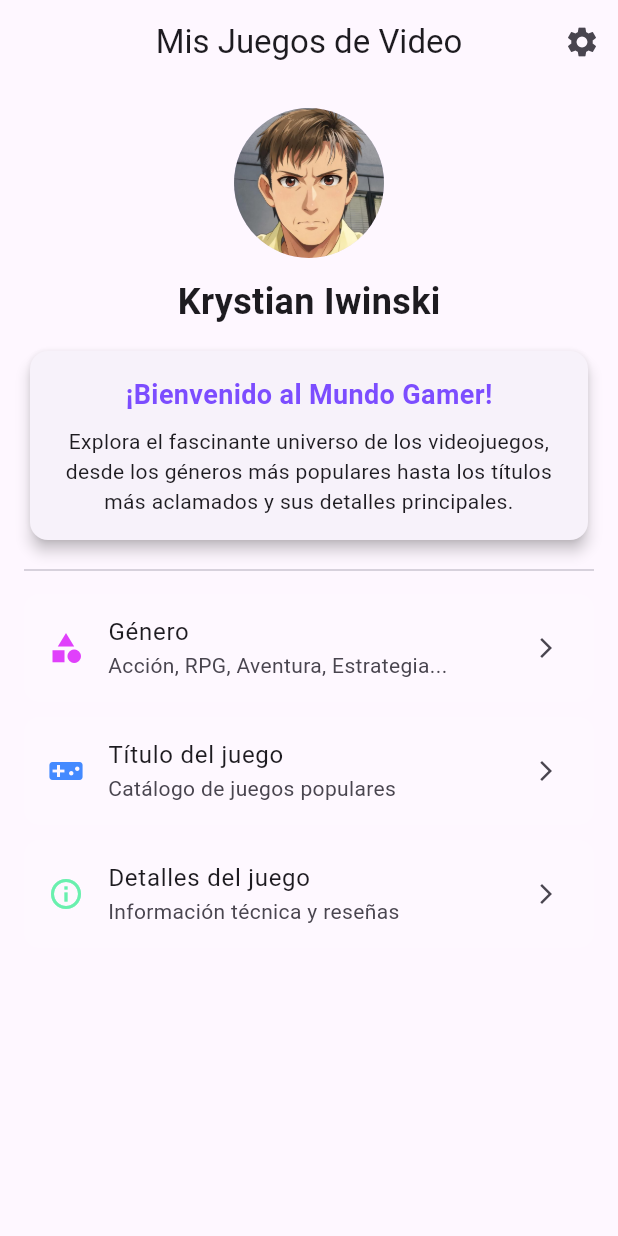
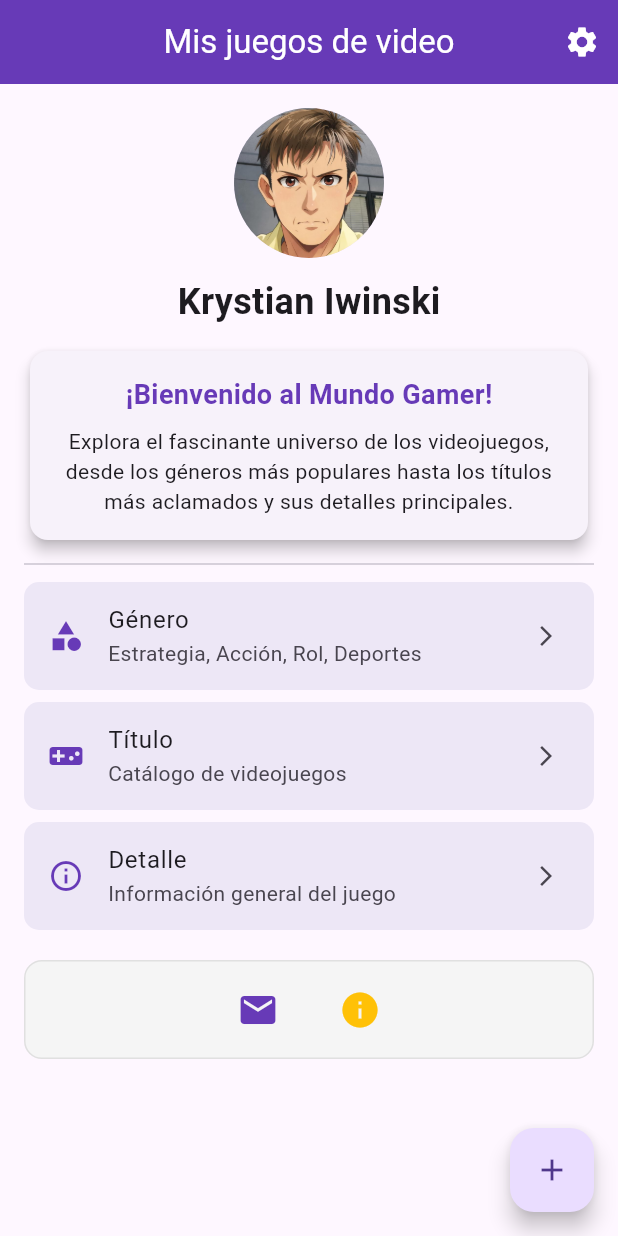
Before and after one commit to kiwinski-sys/programacion_iv, a Flutter app: the screen it shows after launch, on a phone screen of 412 x 824 dp. Run offline on Flutter 3.47's test engine with Material 3 defaults, Android fonts, the phone set to English and light mode, and no system bars.

Commit message:
Modificaciones varias

```diff
--- a/integrador2/lib/main.dart
+++ b/integrador2/lib/main.dart
@@ -15,7 +15,7 @@ class MyApp extends StatelessWidget {
   Widget build(BuildContext context) {
     return MaterialApp(
       debugShowCheckedModeBanner: false,
-      title: 'Mis libros favoritos',
+      title: 'Mis juegos favoritos',
       theme: ThemeData(
         primarySwatch: Colors.blue,
       ),
--- a/integrador2/lib/pantallas/casa_screen.dart
+++ b/integrador2/lib/pantallas/casa_screen.dart
@@ -1,34 +1,84 @@
 import 'package:flutter/material.dart';
+import 'package:url_launcher/url_launcher.dart';
 
 class HomeScreen extends StatelessWidget {
   const HomeScreen({super.key});
+
+  // Función para abrir la aplicación de correo
+  Future<void> _enviarCorreo() async {
+    final Uri emailUri = Uri(
+      scheme: 'mailto',
+      path: 'k.iwinski@eston.ecotec.edu.ec',
+      queryParameters: {
+        'subject': 'Consulta / Comentario sobre la App de Videojuegos',
+      },
+    );
+
+    if (!await launchUrl(emailUri)) {
+      debugPrint('No se pudo abrir la app de correo');
+    }
+  }
+
+  // Función para mostrar el AlertDialog informativo
+  void _mostrarMensajeDialog(BuildContext context) {
+    showDialog(
+      context: context,
+      builder: (BuildContext context) {
+        return AlertDialog(
+          title: const Row(
+            children: [
+              Icon(Icons.mark_email_read, color: Colors.deepPurple),
+              SizedBox(width: 10),
+              Text('Mensaje'),
+            ],
+          ),
+          content: const Text(
+            'Escríbeme, tus comentarios son importantes, te responderé en cuanto me sea posible',
+            style: TextStyle(fontSize: 15),
+          ),
+          actions: [
+            TextButton(
+              onPressed: () {
+                Navigator.of(context).pop(); // Cierra el diálogo
+              },
+              child: const Text('Aceptar'),
+            ),
+          ],
+        );
+      },
+    );
+  }
 
   @override
   Widget build(BuildContext context) {
     return Scaffold(
       appBar: AppBar(
-        title: const Text('Mis Juegos de Video'),
+        title: const Text('Mis juegos de video'),
         centerTitle: true,
+        backgroundColor: Colors.deepPurple,
+        foregroundColor: Colors.white,
         actions: [
-          // Widget 1: IconButton
           IconButton(
             icon: const Icon(Icons.settings),
             onPressed: () {},
           ),
         ],
       ),
-      // Widget 2: Padding
       body: Padding(
         padding: const EdgeInsets.all(16.0),
         child: Column(
           children: [
-
+            // Avatar de usuario
             const CircleAvatar(
               radius: 50,
               backgroundImage: AssetImage('assets/avatarki.png'),
+              /* backgroundColor: Colors.deepPurpleAccent,
+              child: Icon(
+                Icons.sports_esports,
+                size: 50,
+                color: Colors.white,
+              ), */
             ),
-
-
             const SizedBox(height: 12),
 
             // Nombre
@@ -39,25 +89,24 @@ class HomeScreen extends StatelessWidget {
                 fontWeight: FontWeight.bold,
               ),
             ),
-
             const SizedBox(height: 12),
 
-
+            // Tarjeta introductoria
             Card(
               elevation: 4,
               shape: RoundedRectangleBorder(
                 borderRadius: BorderRadius.circular(12),
               ),
-              child: Padding(
-                padding: const EdgeInsets.all(16.0),
+              child: const Padding(
+                padding: EdgeInsets.all(16.0),
                 child: Column(
-                  children: const [
+                  children: [
                     Text(
                       '¡Bienvenido al Mundo Gamer!',
                       style: TextStyle(
                         fontSize: 18,
                         fontWeight: FontWeight.w600,
-                        color: Colors.deepPurpleAccent,
+                        color: Colors.deepPurple,
                       ),
                     ),
                     SizedBox(height: 8),
@@ -71,75 +120,97 @@ class HomeScreen extends StatelessWidget {
               ),
             ),
 
+            const Divider(height: 24, thickness: 1),
 
-            const Divider(height: 32, thickness: 1),
-
-
+            // Opciones de navegación
             Expanded(
               child: ListView(
                 children: [
-
                   Container(
+                    margin: const EdgeInsets.only(bottom: 8),
                     decoration: BoxDecoration(
+                      color: Colors.deepPurple.shade50,
                       borderRadius: BorderRadius.circular(10),
-                      color: Colors.white10,
                     ),
-                    margin: const EdgeInsets.only(bottom: 10),
-
                     child: ListTile(
-                      leading: const Icon(Icons.category, color: Colors.purpleAccent),
+                      leading: const Icon(Icons.category, color: Colors.deepPurple),
                       title: const Text('Género'),
-                      subtitle: const Text('Acción, RPG, Aventura, Estrategia...'),
+                      subtitle: const Text('Estrategia, Acción, Rol, Deportes'),
                       trailing: const Icon(Icons.arrow_forward_ios, size: 16),
                       onTap: () => Navigator.pushNamed(context, 'genero'),
-
                     ),
                   ),
 
                   Container(
+                    margin: const EdgeInsets.only(bottom: 8),
                     decoration: BoxDecoration(
+                      color: Colors.deepPurple.shade50,
                       borderRadius: BorderRadius.circular(10),
-                      color: Colors.white10,
                     ),
-                    margin: const EdgeInsets.only(bottom: 10),
-                    // ListTile (Título)
                     child: ListTile(
-                      leading: const Icon(Icons.videogame_asset, color: Colors.blueAccent),
-                      title: const Text('Título del juego'),
-                      subtitle: const Text('Catálogo de juegos populares'),
+                      leading: const Icon(Icons.videogame_asset, color: Colors.deepPurple),
+                      title: const Text('Título'),
+                      subtitle: const Text('Catálogo de videojuegos'),
                       trailing: const Icon(Icons.arrow_forward_ios, size: 16),
-                      onTap: () => Navigator.pushNamed(context, 'titulo'),
+                      onTap: () => Navigator.pushNamed(context, 'genero'),
                     ),
                   ),
 
                   Container(
+                    margin: const EdgeInsets.only(bottom: 8),
                     decoration: BoxDecoration(
+                      color: Colors.deepPurple.shade50,
                       borderRadius: BorderRadius.circular(10),
-                      color: Colors.white10,
                     ),
-                    margin: const EdgeInsets.only(bottom: 10),
-                    // ListTile (Detalle)
                     child: ListTile(
-                      leading: const Icon(Icons.info_outline, color: Colors.greenAccent),
-                      title: const Text('Detalles del juego'),
-                      subtitle: const Text('Información técnica y reseñas'),
+                      leading: const Icon(Icons.info_outline, color: Colors.deepPurple),
+                      title: const Text('Detalle'),
+                      subtitle: const Text('Información general del juego'),
                       trailing: const Icon(Icons.arrow_forward_ios, size: 16),
-                      onTap: () => Navigator.pushNamed(context, 'detalle'),
+                      onTap: () => Navigator.pushNamed(context, 'genero'),
                     ),
                   ),
 
-                  const SizedBox(height: 10),
+                  const SizedBox(height: 12),
 
-
-
+                  // Sección final con los botones de Correo e Información (AlertDialog)
+                  Container(
+                    padding: const EdgeInsets.symmetric(vertical: 8.0, horizontal: 16.0),
+                    decoration: BoxDecoration(
+                      color: Colors.grey.shade100,
+                      borderRadius: BorderRadius.circular(12),
+                      border: Border.all(color: Colors.grey.shade300),
+                    ),
+                    child: Row(
+                      mainAxisAlignment: MainAxisAlignment.center,
+                      children: [
+                        // Ícono para enviar correo
+                        IconButton(
+                          icon: const Icon(Icons.email, size: 28, color: Colors.deepPurple),
+                          tooltip: 'Enviar Correo',
+                          onPressed: _enviarCorreo,
+                        ),
+                        const SizedBox(width: 20),
+                        // Ícono que activa el AlertDialog
+                        IconButton(
+                          icon: const Icon(Icons.info, size: 28, color: Colors.amber),
+                          tooltip: 'Información de contacto',
+                          onPressed: () => _mostrarMensajeDialog(context),
+                        ),
+                      ],
+                    ),
+                  ),
                 ],
               ),
             ),
           ],
         ),
       ),
-
-
+      floatingActionButton: FloatingActionButton(
+        onPressed: () {},
+        tooltip: 'Añadir Juego',
+        child: const Icon(Icons.add),
+      ),
     );
   }
 }
--- a/integrador2/lib/pantallas/detalle_juego_screen.dart
+++ b/integrador2/lib/pantallas/detalle_juego_screen.dart
@@ -21,6 +21,8 @@ const DetalleScreen({super.key});
     return  Scaffold(
       appBar: AppBar(
         title: Text(juego['titulo']!),
+        backgroundColor: Colors.deepPurple,
+        foregroundColor: Colors.white,
       ),
       body: SingleChildScrollView(
         child: Column(
--- a/integrador2/lib/pantallas/genero_screen.dart
+++ b/integrador2/lib/pantallas/genero_screen.dart
@@ -36,6 +36,8 @@ const GeneroScreen({super.key});
     return Scaffold(
       appBar: AppBar(
         title: const Text('Selecciona un Género'),
+        backgroundColor: Colors.deepPurple,
+        foregroundColor: Colors.white,
       ),
       body: ListView.builder(
         padding: const EdgeInsets.all(12.0),
--- a/integrador2/lib/pantallas/titulo_juego_screen.dart
+++ b/integrador2/lib/pantallas/titulo_juego_screen.dart
@@ -105,6 +105,8 @@ class TituloScreen extends StatelessWidget {
     return Scaffold(
       appBar: AppBar(
         title: Text('Juegos de $generoSeleccionado'),
+        backgroundColor: Colors.deepPurple,
+        foregroundColor: Colors.white,
       ),
       body: Padding(
         padding: const EdgeInsets.all(12.0),
```
Also changed, not shown: 1 other file.
